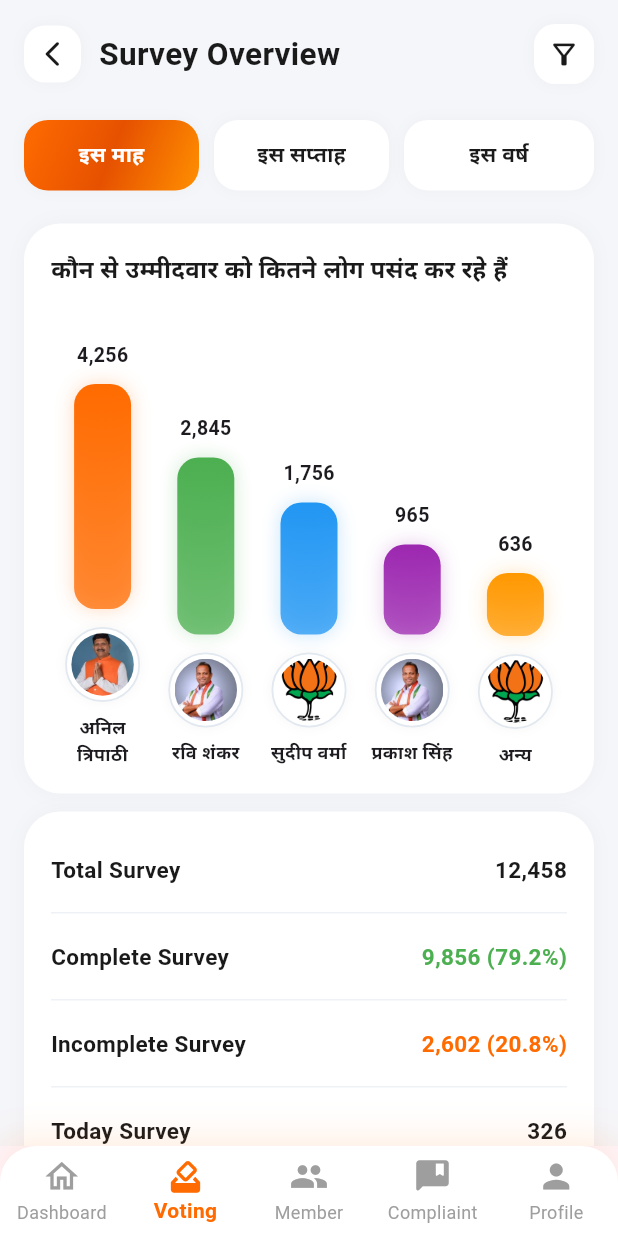
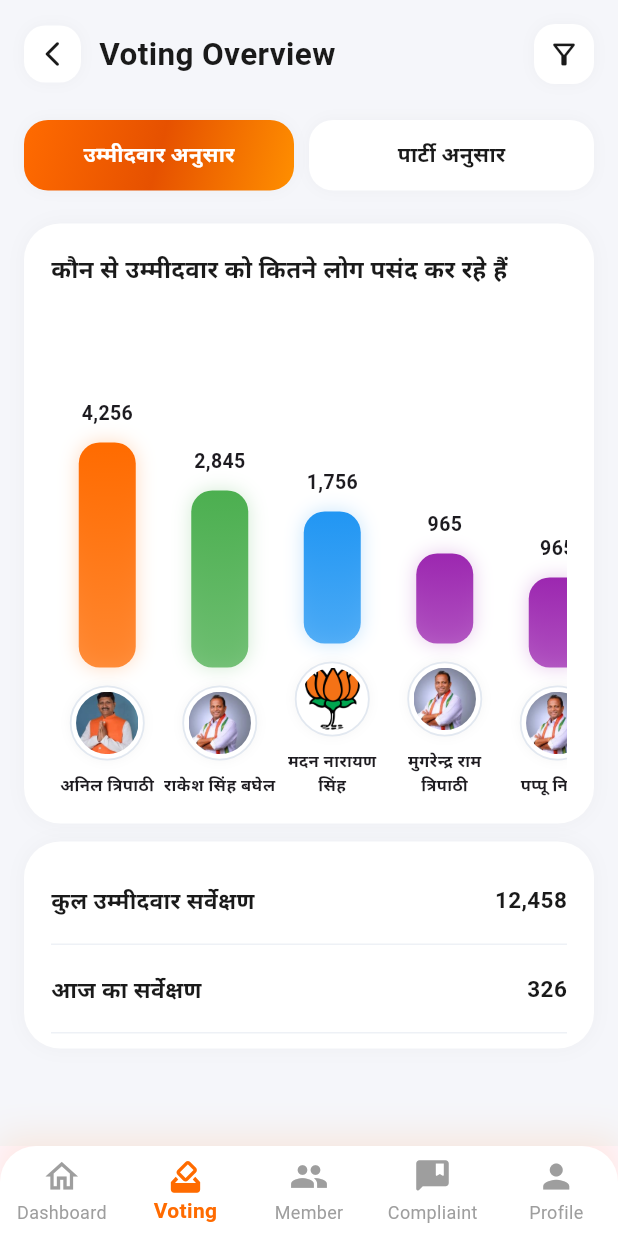
Before and after one commit to devwithkamati/voter_survey, a Flutter app: the DashBoardScreen screen opened directly, item 2 of the bottom bar chosen, on a phone screen of 412 x 824 dp. Run offline on Flutter 3.47's test engine with Material 3 defaults, Android fonts, the light colour scheme and no system bars; our stand-ins replace get, get_storage, image_picker; accounts and stored records are empty; network calls fail.

Commit message:
Modify dashbord screen voting section

```diff
--- a/lib/view/dashbord_screen.dart
+++ b/lib/view/dashbord_screen.dart
@@ -3,7 +3,7 @@ import 'package:flutter/services.dart';
 import 'package:get/get.dart';
 import 'package:voter_survey_admin/view/member_page/member_screen.dart';
 import 'package:voter_survey_admin/view/profile_page/profile_screen.dart';
-import 'package:voter_survey_admin/view/survey_page/survey_screen.dart';
+import 'package:voter_survey_admin/view/voting_page/voting_screen.dart';
 
 import '../controller/member_controller.dart';
 import '../utils/appColors.dart';
@@ -21,18 +21,6 @@ class _DashBoardScreenState extends State<DashBoardScreen> {
   int selectedIndex = 0;
   late List<Widget> pages;
 
-  // @override
-  // void initState() {
-  //   super.initState();
-  //
-  //   pages = [
-  //     HomeScreen(),
-  //     SurveyScreen(),
-  //     MemberScreen(),
-  //     ComplaintScreen(),
-  //     ProfileScreen(),
-  //   ];
-  // }
   @override
   void initState() {
     super.initState();
@@ -41,7 +29,7 @@ class _DashBoardScreenState extends State<DashBoardScreen> {
 
     pages = [
       HomeScreen(),
-      SurveyScreen(),
+      VotingScreen(),
       MemberScreen(),
       ComplaintScreen(),
       ProfileScreen(),
--- a/lib/view/survey_page/survey_screen.dart
+++ b/lib/view/voting_page/voting_screen.dart
@@ -4,17 +4,17 @@ import 'package:voter_survey_admin/view/dashbord_screen.dart';
 
 import '../../utils/appColors.dart';
 
-class SurveyScreen extends StatefulWidget {
-  const SurveyScreen({super.key});
+class VotingScreen extends StatefulWidget {
+  const VotingScreen({super.key});
 
   @override
-  State<SurveyScreen> createState() => _SurveyScreenState();
+  State<VotingScreen> createState() => _VotingScreenState();
 }
 
-class _SurveyScreenState extends State<SurveyScreen> {
+class _VotingScreenState extends State<VotingScreen> {
   int selectedTab = 0;
 
-  final List<String> tabs = ["इस माह", "इस सप्ताह", "इस वर्ष"];
+  final List<String> tabs = ["उम्मीदवार अनुसार", "पार्टी अनुसार"];
 
   final List<Map<String, dynamic>> candidates = [
     {
@@ -26,7 +26,7 @@ class _SurveyScreenState extends State<SurveyScreen> {
     },
 
     {
-      "name": "रवि शंकर",
+      "name": "राकेश सिंह बघेल",
       "votes": "2,845",
       "height": 118.0,
       "color": AppColors.green,
@@ -34,7 +34,7 @@ class _SurveyScreenState extends State<SurveyScreen> {
     },
 
     {
-      "name": "सुदीप वर्मा",
+      "name": "मदन नारायण सिंह",
       "votes": "1,756",
       "height": 88.0,
       "color": AppColors.blue,
@@ -42,7 +42,15 @@ class _SurveyScreenState extends State<SurveyScreen> {
     },
 
     {
-      "name": "प्रकाश सिंह",
+      "name": "मुगरेन्द्र राम त्रिपाठी",
+      "votes": "965",
+      "height": 60.0,
+      "color": Colors.purple,
+      "image": "assets/images/anil.jpeg",
+    },
+
+    {
+      "name": "पप्पू निषाद",
       "votes": "965",
       "height": 60.0,
       "color": Colors.purple,
@@ -57,9 +65,47 @@ class _SurveyScreenState extends State<SurveyScreen> {
       "image": "assets/images/bjp_logo.webp",
     },
   ];
+  final List<Map<String, dynamic>> partiesData = [
+    {
+      "name": "भाजपा",
+      "votes": "2,500",
+      "height": 180.0,
+      "color": Colors.orange,
+      "image": "assets/images/bjp_logo.webp",
+    },
+    {
+      "name": "सपा",
+      "votes": "1,845",
+      "height": 140.0,
+      "color": Colors.red,
+      "image": "assets/images/anil.jpeg",
+    },
+    {
+      "name": "बसपा",
+      "votes": "1,756",
+      "height": 100.0,
+      "color": Colors.blue,
+      "image": "assets/images/anil.jpeg",
+    },
+    {
+      "name": "कांग्रेस",
+      "votes": "1,256",
+      "height": 70.0,
+      "color": Colors.green,
+      "image": "assets/images/anil.jpeg",
+    },
+    {
+      "name": "अन्य",
+      "votes": "636",
+      "height": 40.0,
+      "color": Colors.purple,
+      "image": "assets/images/anil.jpeg",
+    },
+  ];
 
   @override
   Widget build(BuildContext context) {
+    final chartData = selectedTab == 0 ? candidates : partiesData;
     return Scaffold(
       backgroundColor: AppColors.lightBackground,
 
@@ -110,7 +156,7 @@ class _SurveyScreenState extends State<SurveyScreen> {
                       const SizedBox(width: 12),
 
                       const Text(
-                        "Survey Overview",
+                        "Voting Overview",
 
                         style: TextStyle(
                           fontSize: 21,
@@ -163,7 +209,10 @@ class _SurveyScreenState extends State<SurveyScreen> {
                       child: AnimatedContainer(
                         duration: const Duration(milliseconds: 250),
 
-                        margin: EdgeInsets.only(right: index != 2 ? 10 : 0),
+                        //margin: EdgeInsets.only(right: index != 2 ? 10 : 0),
+                        margin: EdgeInsets.only(
+                          right: index != tabs.length - 1 ? 10 : 0,
+                        ),
 
                         padding: const EdgeInsets.symmetric(vertical: 13),
 
@@ -227,28 +276,27 @@ class _SurveyScreenState extends State<SurveyScreen> {
                   crossAxisAlignment: CrossAxisAlignment.start,
 
                   children: [
-                    const Text(
-                      "कौन से उम्मीदवार को कितने लोग पसंद कर रहे हैं",
-
-                      style: TextStyle(
+                    Text(
+                      selectedTab == 0
+                          ? "कौन से उम्मीदवार को कितने लोग पसंद कर रहे हैं"
+                          : "कौन सी पार्टी को कितने लोग पसंद कर रहे हैं",
+                      style: const TextStyle(
                         fontSize: 16,
                         fontWeight: FontWeight.w700,
                         color: AppColors.textDark,
                       ),
                     ),
-
                     const SizedBox(height: 20),
 
                     /// 🔥 BAR CHART
                     SizedBox(
-                      height: 300,
-
+                      height: 320,
+                      child: SingleChildScrollView(
+                        scrollDirection: Axis.horizontal,
                         child: Row(
-                        mainAxisAlignment: MainAxisAlignment.spaceAround,
                           crossAxisAlignment: CrossAxisAlignment.end,
-
-                        children: List.generate(candidates.length, (index) {
-                          final item = candidates[index];
+                          children: List.generate(chartData.length, (index) {
+                            final item = chartData[index];
 
                             return Column(
                               mainAxisAlignment: MainAxisAlignment.end,
@@ -330,15 +378,14 @@ class _SurveyScreenState extends State<SurveyScreen> {
                                 const SizedBox(height: 8),
 
                                 SizedBox(
-                                width: 60,
-
+                                  width: 75,
                                   child: Text(
                                     item["name"],
-
                                     textAlign: TextAlign.center,
-
+                                    maxLines: 2,
+                                    overflow: TextOverflow.ellipsis,
                                     style: const TextStyle(
-                                    fontSize: 12,
+                                      fontSize: 11,
                                       fontWeight: FontWeight.w600,
                                     ),
                                   ),
@@ -346,6 +393,7 @@ class _SurveyScreenState extends State<SurveyScreen> {
                               ],
                             );
                           }),
+                        ),
                       ),
                     ),
                   ],
@@ -376,21 +424,14 @@ class _SurveyScreenState extends State<SurveyScreen> {
 
                 child: Column(
                   children: [
-                    reportTile(title: "Total Survey", value: "12,458"),
-
                     reportTile(
-                      title: "Complete Survey",
-                      value: "9,856 (79.2%)",
-                      valueColor: AppColors.green,
+                      title: selectedTab == 0
+                          ? "कुल उम्मीदवार सर्वेक्षण"
+                          : "कुल पार्टी सर्वेक्षण",
+                      value: "12,458",
                     ),
 
-                    reportTile(
-                      title: "Incomplete Survey",
-                      value: "2,602 (20.8%)",
-                      valueColor: AppColors.saffron,
-                    ),
-
-                    reportTile(title: "Today Survey", value: "326"),
+                    reportTile(title: "आज का सर्वेक्षण", value: "326"),
                   ],
                 ),
               ),
```
Lines whose indentation alone changed are shown as unchanged.
